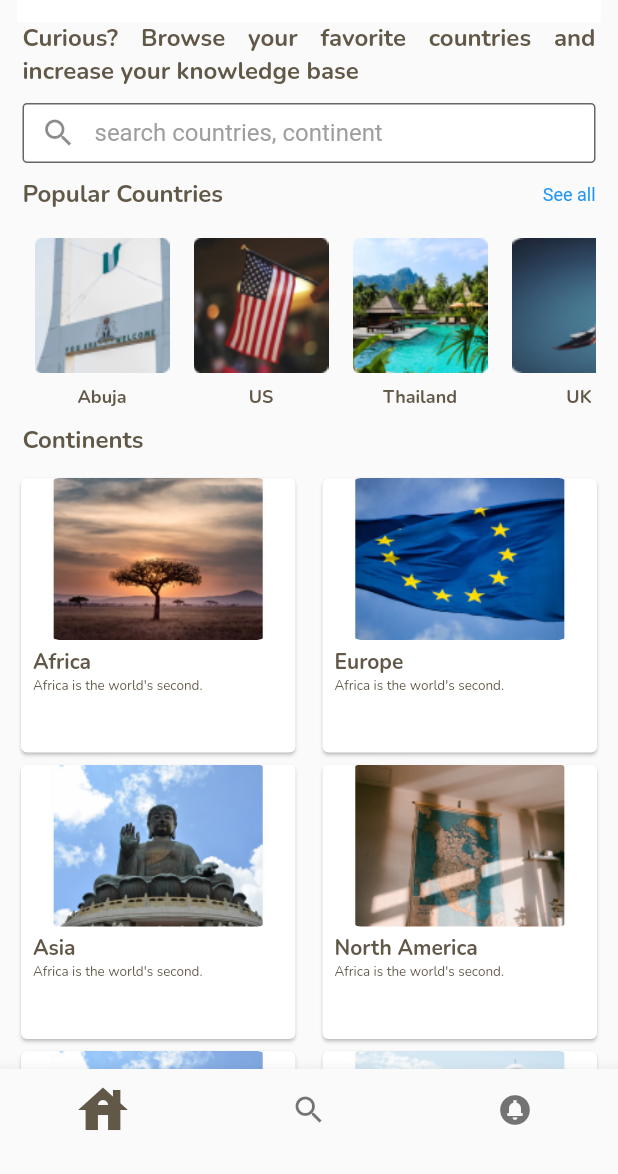
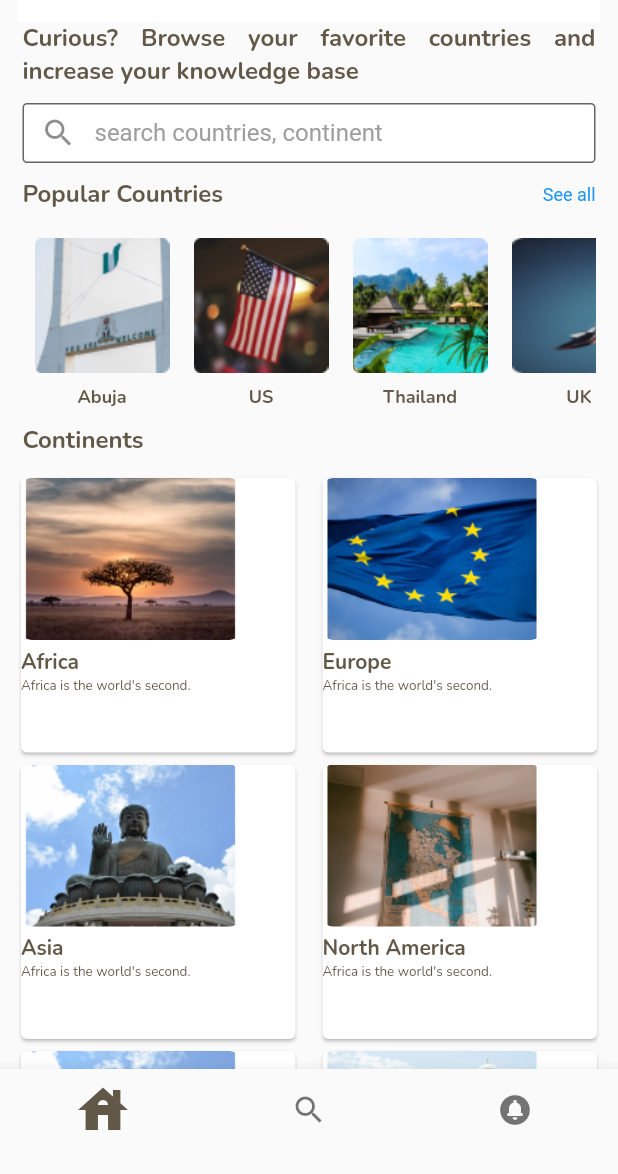
Before and after one commit to kennyobey/Country_Buddy-UI, a Flutter app: the screen it shows after launch, on a phone screen of 412 x 824 dp, the part 62-1236 px from its top. Run offline on Flutter 3.47's test engine with Material 2 defaults, Android fonts, the phone set to English and light mode, and no system bars; our stand-ins replace flutter_screenutil, google_fonts.

Commit message:
fix overflow

```diff
--- a/lib/Screens/homescreen.dart
+++ b/lib/Screens/homescreen.dart
@@ -148,7 +148,9 @@ class MyHomePage extends StatelessWidget {
                   },
                   child: InkWell(
                     child: Card(
-                        child: Column(children: [
+                        child: Column(
+                            crossAxisAlignment: CrossAxisAlignment.start,
+                            children: [
                           Container(
                             height: 108,
                             width: 146,
@@ -165,14 +167,11 @@ class MyHomePage extends StatelessWidget {
                           SizedBox(
                             height: 5,
                           ),
-                      Container(
-                          padding: EdgeInsets.only(left: 8, right: 8),
-                          child: Column(
+                          Column(
+                            crossAxisAlignment: CrossAxisAlignment.start,
                             children: [
                               Container(
-                                child: Row(
-                                  children: [
-                                    Text(
+                                child: Text(
                                   _items[index].title,
                                   style: GoogleFonts.nunito(
                                       textStyle: TextStyle(
@@ -181,13 +180,9 @@ class MyHomePage extends StatelessWidget {
                                           color:
                                               Color.fromRGBO(98, 88, 72, 10))),
                                 ),
-                                  ],
-                                ),
                               ),
                               Container(
-                                child: Row(
-                                  children: [
-                                    Text(
+                                child: Text(
                                   _items[index].desc,
                                   textAlign: TextAlign.start,
                                   style: GoogleFonts.nunito(
@@ -197,13 +192,10 @@ class MyHomePage extends StatelessWidget {
                                           color:
                                               Color.fromRGBO(98, 88, 72, 10))),
                                 ),
-                                  ],
-                                ),
                               )
                             ],
-                          ))
+                          )
                         ])),
-
                   ),
                 ),
               );
```
Also changed, not shown: lib/Screens/country_information.dart (+10 -30 lines), 6 other files. Lines whose indentation alone changed are shown as unchanged.
